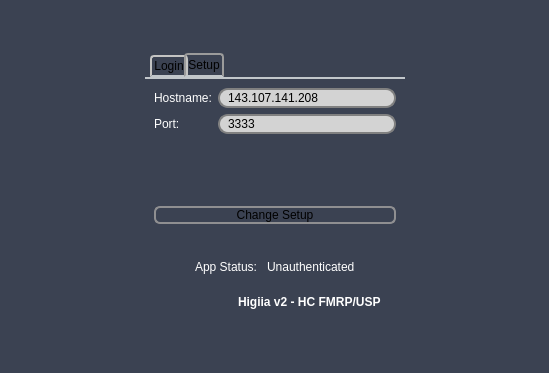
The window that gui/ui/Login.ui (marcosivni/WebHigiia) describes before a commit, drawn with Qt 5.
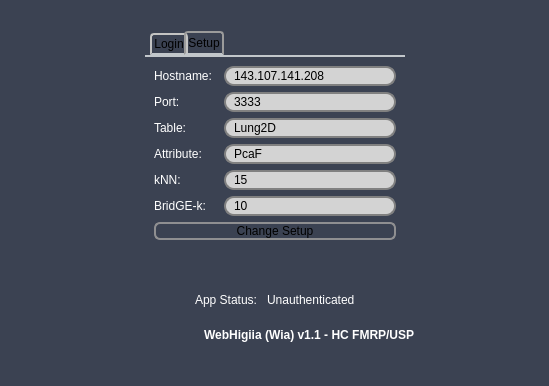
The same window after the commit. The open tabs and pages were chosen to show the change. Icons and pictures are not drawn.

Diff of the .ui file:
```diff
--- a/gui/ui/Login.ui
+++ b/gui/ui/Login.ui
@@ -10,7 +10,7 @@
     <x>0</x>
     <y>0</y>
     <width>549</width>
-    <height>373</height>
+    <height>386</height>
    </rect>
   </property>
   <property name="sizePolicy">
@@ -28,7 +28,7 @@
   <property name="maximumSize">
    <size>
     <width>549</width>
-    <height>373</height>
+    <height>400</height>
    </size>
   </property>
   <property name="windowTitle">
@@ -198,7 +198,7 @@
              </font>
             </property>
             <property name="text">
-             <string>Higiia v2 - HC FMRP/USP </string>
+             <string>WebHigiia (Wia) v1.1 - HC FMRP/USP </string>
             </property>
            </widget>
           </item>
@@ -388,7 +388,17 @@
            <string>Setup</string>
           </attribute>
           <layout class="QGridLayout" name="gridLayout_5">
-           <item row="1" column="1">
+           <item row="4" column="2">
+            <widget class="QLineEdit" name="txtKNN">
+             <property name="enabled">
+              <bool>false</bool>
+             </property>
+             <property name="text">
+              <string>15</string>
+             </property>
+            </widget>
+           </item>
+           <item row="1" column="2">
             <widget class="QLineEdit" name="txtPort">
              <property name="enabled">
               <bool>false</bool>
@@ -398,26 +408,70 @@
              </property>
             </widget>
            </item>
-           <item row="3" column="0" colspan="2">
+           <item row="0" column="2">
+            <widget class="QLineEdit" name="txtHostname">
+             <property name="enabled">
+              <bool>false</bool>
+             </property>
+             <property name="text">
+              <string>143.107.141.208</string>
+             </property>
+            </widget>
+           </item>
+           <item row="3" column="2">
+            <widget class="QLineEdit" name="txtAttribute">
+             <property name="enabled">
+              <bool>false</bool>
+             </property>
+             <property name="text">
+              <string>PcaF</string>
+             </property>
+            </widget>
+           </item>
+           <item row="3" column="0">
+            <widget class="QLabel" name="lblAttribute">
+             <property name="text">
+              <string>Attribute:</string>
+             </property>
+            </widget>
+           </item>
+           <item row="7" column="0">
+            <spacer name="verticalSpacer_4">
+             <property name="orientation">
+              <enum>Qt::Vertical</enum>
+             </property>
+             <property name="sizeHint" stdset="0">
+              <size>
+               <width>20</width>
+               <height>40</height>
+              </size>
+             </property>
+            </spacer>
+           </item>
+           <item row="2" column="0">
+            <widget class="QLabel" name="lblTable">
+             <property name="text">
+              <string>Table:</string>
+             </property>
+            </widget>
+           </item>
+           <item row="2" column="2">
+            <widget class="QLineEdit" name="txtTable">
+             <property name="enabled">
+              <bool>false</bool>
+             </property>
+             <property name="text">
+              <string>Lung2D</string>
+             </property>
+            </widget>
+           </item>
+           <item row="6" column="0" colspan="3">
             <widget class="QPushButton" name="btnSetup">
              <property name="text">
               <string>Change Setup</string>
              </property>
             </widget>
            </item>
-           <item row="2" column="0">
-            <spacer name="verticalSpacer_4">
-             <property name="orientation">
-              <enum>Qt::Vertical</enum>
-             </property>
-             <property name="sizeHint" stdset="0">
-              <size>
-               <width>20</width>
-               <height>40</height>
-              </size>
-             </property>
-            </spacer>
-           </item>
            <item row="0" column="0">
             <widget class="QLabel" name="lblHostname">
              <property name="text">
@@ -425,16 +479,6 @@
              </property>
             </widget>
            </item>
-           <item row="0" column="1">
-            <widget class="QLineEdit" name="txtHostname">
-             <property name="enabled">
-              <bool>false</bool>
-             </property>
-             <property name="text">
-              <string>143.107.141.208</string>
-             </property>
-            </widget>
-           </item>
            <item row="1" column="0">
             <widget class="QLabel" name="lblPort">
              <property name="text">
@@ -442,6 +486,30 @@
              </property>
             </widget>
            </item>
+           <item row="5" column="2">
+            <widget class="QLineEdit" name="txtBridgeK">
+             <property name="enabled">
+              <bool>false</bool>
+             </property>
+             <property name="text">
+              <string>10</string>
+             </property>
+            </widget>
+           </item>
+           <item row="4" column="0">
+            <widget class="QLabel" name="lblK">
+             <property name="text">
+              <string>kNN:</string>
+             </property>
+            </widget>
+           </item>
+           <item row="5" column="0">
+            <widget class="QLabel" name="lblBridgeK">
+             <property name="text">
+              <string>BridGE-k:</string>
+             </property>
+            </widget>
+           </item>
           </layout>
          </widget>
         </widget>
```
